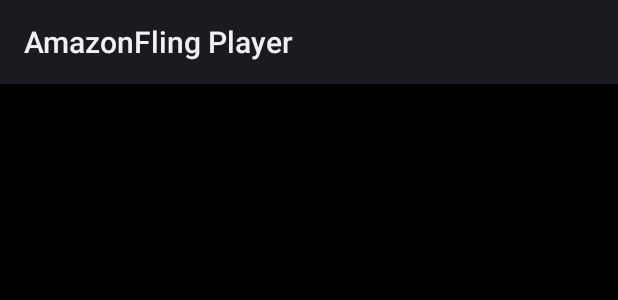
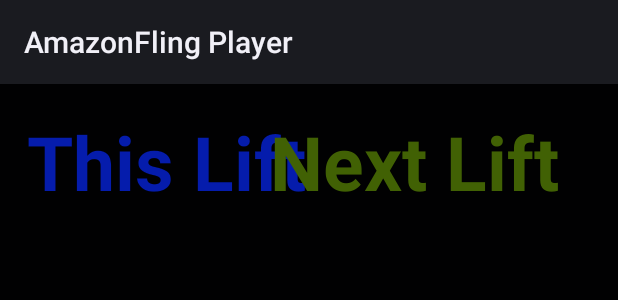
Before and after one commit to sagreine/homeGymTv, an Android app: the layout activity_media_viewer.xml on its own in the app's theme, with its tools: preview values and no code run, on a phone screen of 412 x 824 dp. Shown: the top 300 px of the screen. Run offline under Robolectric (Android 15) with nearby library versions, the phone set to English and light mode, and no system bars.

Commit message:
added labels for which lift is which

```diff
--- a/app/src/main/res/layout/activity_media_viewer.xml
+++ b/app/src/main/res/layout/activity_media_viewer.xml
@@ -102,11 +102,27 @@
         android:orientation="horizontal"
         android:visibility="visible">
 
+    <TextView
+        android:id="@+id/meta_this_lift"
+        android:layout_width="278dp"
+        android:layout_height="wrap_content"
+        android:layout_alignParentTop="true"
+        android:layout_alignParentEnd="true"
+        android:layout_marginStart="18dp"
+        android:layout_marginTop="18dp"
+        android:layout_marginEnd="13dp"
+        android:ellipsize="end"
+        android:maxLines="1"
+        android:text="This Lift"
+        android:textColor="#051CAC"
+        android:textSize="50sp"
+        android:textStyle="bold" />
+
         <TextView
             android:id="@+id/media_title"
             android:layout_width="278dp"
             android:layout_height="wrap_content"
-            android:layout_alignParentTop="true"
+            android:layout_below="@+id/meta_this_lift"
             android:layout_marginStart="18dp"
             android:layout_marginTop="18dp"
             android:layout_marginEnd="13dp"
@@ -164,7 +180,7 @@
         android:layout_marginEnd="4dp"
         android:text="@string/empty"
         android:textColor="@android:color/white"
-        android:textSize="180sp"
+        android:textSize="200sp"
         android:textStyle="bold"
         android:visibility="visible" />
 
@@ -178,11 +194,27 @@
         android:layout_alignParentEnd="true"
         android:visibility="visible">
 
+    <TextView
+        android:id="@+id/meta_next_lift"
+        android:layout_width="278dp"
+        android:layout_height="wrap_content"
+        android:layout_alignParentTop="true"
+        android:layout_alignParentEnd="true"
+        android:layout_marginStart="18dp"
+        android:layout_marginTop="18dp"
+        android:layout_marginEnd="13dp"
+        android:ellipsize="end"
+        android:maxLines="1"
+        android:text="Next Lift"
+        android:textColor="#416104"
+        android:textSize="50sp"
+        android:textStyle="bold" />
+
         <TextView
             android:id="@+id/next_lift_title"
             android:layout_width="278dp"
             android:layout_height="wrap_content"
-            android:layout_alignParentTop="true"
+            android:layout_below="@+id/meta_next_lift"
             android:layout_alignParentEnd="true"
             android:layout_marginStart="18dp"
             android:layout_marginTop="18dp"
```
